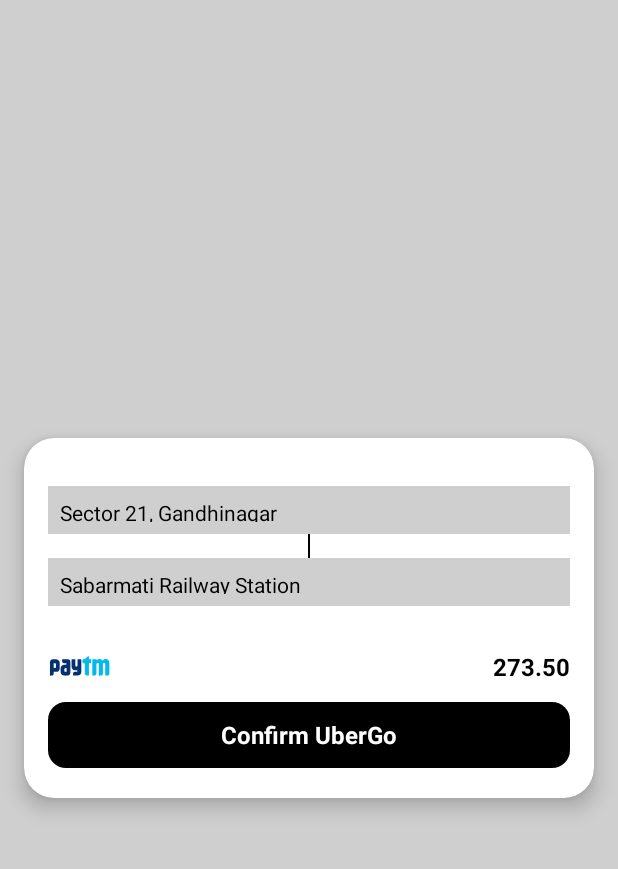
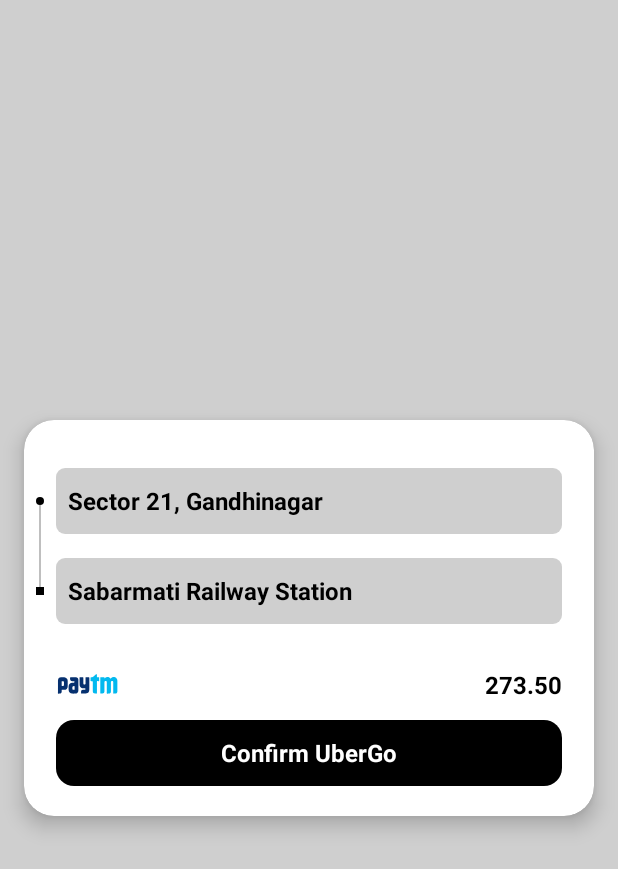
Before and after one commit to ButterChicken221/UberAssistant, an Android app: the layout activity_one_tap_ride_booking.xml on its own in the app's theme, with its tools: preview values and no code run, on a phone screen of 412 x 824 dp. Shown: the top 869 px of the screen. Run offline under Robolectric (Android 15) with nearby library versions, the phone set to English and light mode, and no system bars.

Commit message:
fixed popup

```diff
--- /dev/null
+++ b/app/src/main/res/drawable/black_circle_5.xml
@@ -0,0 +1,6 @@
+<?xml version="1.0" encoding="utf-8"?>
+<shape xmlns:android="http://schemas.android.com/apk/res/android"
+    android:shape="oval">
+    <solid android:color="@color/black"/>
+
+</shape>
--- a/app/src/main/res/drawable/location_bg.xml
+++ b/app/src/main/res/drawable/location_bg.xml
@@ -1,5 +1,5 @@
 <?xml version="1.0" encoding="utf-8"?>
 <shape xmlns:android="http://schemas.android.com/apk/res/android">
-    <solid android:color="#40FFFFFF"/>
-    <corners android:radius="4dp"/>
+    <solid android:color="#30000000"/>
+    <corners android:radius="6dp"/>
 </shape>
--- a/app/src/main/res/layout/activity_one_tap_ride_booking.xml
+++ b/app/src/main/res/layout/activity_one_tap_ride_booking.xml
@@ -1,9 +1,9 @@
 <?xml version="1.0" encoding="utf-8"?>
-<layout>
+<layout xmlns:android="http://schemas.android.com/apk/res/android"
+    xmlns:app="http://schemas.android.com/apk/res-auto"
+    xmlns:tools="http://schemas.android.com/tools">
 <!-- <a href="https://iconscout.com/icons/paytm" target="_blank">Paytm Logo Icon</a> on <a href="https://iconscout.com">Iconscout</a> -->
-<androidx.constraintlayout.widget.ConstraintLayout xmlns:android="http://schemas.android.com/apk/res/android"
-    xmlns:app="http://schemas.android.com/apk/res-auto"
-    xmlns:tools="http://schemas.android.com/tools"
+<androidx.constraintlayout.widget.ConstraintLayout
     android:layout_width="match_parent"
     android:layout_height="match_parent"
     tools:context=".OneTapRideBookingActivity"
@@ -28,53 +28,81 @@
             android:layout_width="match_parent"
             android:layout_height="wrap_content">
 
+            <ImageView
+                android:id="@+id/source_iv"
+                android:layout_width="5dp"
+                android:layout_height="5dp"
+                android:layout_marginStart="8dp"
+                android:background="@drawable/black_circle_5"
+                app:layout_constraintBottom_toBottomOf="@id/source"
+                app:layout_constraintStart_toStartOf="parent"
+                app:layout_constraintTop_toTopOf="@id/source" />
+
             <TextView
                 android:id="@+id/source"
                 android:layout_width="0dp"
-                android:layout_height="32dp"
-                android:layout_marginStart="16dp"
+                android:layout_height="44dp"
+                android:layout_marginStart="8dp"
+                android:layout_marginTop="32dp"
+                android:layout_marginEnd="21dp"
+                android:background="@drawable/location_bg"
+                android:gravity="center_vertical"
                 android:padding="8dp"
-                android:layout_marginTop="32dp"
-                android:layout_marginEnd="16dp"
-                android:background="#30000000"
-                android:gravity="center_vertical"
                 android:textColor="@color/black"
+                android:textSize="16sp"
+                android:textStyle="bold"
+                android:maxLines="1"
+                android:ellipsize="end"
                 app:layout_constraintEnd_toEndOf="parent"
-                app:layout_constraintStart_toStartOf="parent"
+                app:layout_constraintStart_toEndOf="@+id/source_iv"
                 app:layout_constraintTop_toTopOf="parent"
                 tools:text="Sector 21, Gandhinagar" />
 
             <ImageView
                 android:layout_width="1dp"
                 android:layout_height="0dp"
+                android:background="#40000000"
+                app:layout_constraintStart_toStartOf="@id/source_iv"
+                app:layout_constraintEnd_toEndOf="@id/destination_iv"
+                app:layout_constraintTop_toBottomOf="@id/source_iv"
+                app:layout_constraintBottom_toTopOf="@id/destination_iv"/>
+
+            <ImageView
+                android:id="@+id/destination_iv"
+                android:layout_width="5dp"
+                android:layout_height="5dp"
+                android:layout_marginStart="8dp"
                 android:background="@color/black"
-                app:layout_constraintStart_toStartOf="@id/source"
-                app:layout_constraintEnd_toEndOf="@id/destination"
-                app:layout_constraintTop_toBottomOf="@id/source"
-                app:layout_constraintBottom_toTopOf="@id/destination"/>
+                app:layout_constraintBottom_toBottomOf="@id/destination"
+                app:layout_constraintStart_toStartOf="parent"
+                app:layout_constraintTop_toTopOf="@id/destination" />
 
             <TextView
                 android:id="@+id/destination"
                 android:layout_width="0dp"
-                android:layout_height="32dp"
+                android:layout_height="44dp"
+                android:layout_marginStart="8dp"
+                android:layout_marginTop="16dp"
+                android:layout_marginEnd="21dp"
+                android:background="@drawable/location_bg"
+                android:maxLines="1"
+                android:ellipsize="end"
+                android:gravity="center_vertical"
                 android:padding="8dp"
-                android:layout_marginStart="16dp"
-                android:layout_marginTop="16dp"
-                android:layout_marginEnd="16dp"
-                android:background="#30000000"
-                android:gravity="center_vertical"
                 android:textColor="@color/black"
+                android:textSize="16sp"
+                android:textStyle="bold"
+                app:layout_constraintBottom_toTopOf="@id/payment_icon"
                 app:layout_constraintEnd_toEndOf="parent"
-                app:layout_constraintStart_toStartOf="parent"
+                app:layout_constraintStart_toEndOf="@+id/destination_iv"
                 app:layout_constraintTop_toBottomOf="@id/source"
-                app:layout_constraintBottom_toTopOf="@id/payment_icon"
                 tools:text="Sabarmati Railway Station" />
 
             <ImageView
                 android:id="@+id/payment_icon"
                 android:layout_width="42dp"
                 android:layout_height="16dp"
-                android:layout_marginStart="16dp"
+                android:layout_marginStart="21dp"
                 android:layout_marginTop="32dp"
                 android:layout_marginBottom="16dp"
                 app:layout_constraintBottom_toTopOf="@id/confirm_cta"
@@ -86,11 +114,11 @@
                 android:id="@+id/price"
                 android:layout_width="0dp"
                 android:layout_height="wrap_content"
-                android:layout_marginEnd="16dp"
+                android:layout_marginEnd="21dp"
                 android:text="273.50"
-                android:textStyle="bold"
                 android:textColor="@color/black"
                 android:textSize="16sp"
+                android:textStyle="bold"
                 app:layout_constraintBottom_toBottomOf="@id/payment_icon"
                 app:layout_constraintEnd_toEndOf="parent"
                 app:layout_constraintTop_toTopOf="@id/payment_icon" />
@@ -99,8 +127,8 @@
                 android:id="@+id/confirm_cta"
                 android:layout_width="0dp"
                 android:layout_height="44dp"
-                android:layout_marginStart="16dp"
-                android:layout_marginEnd="16dp"
+                android:layout_marginStart="21dp"
+                android:layout_marginEnd="21dp"
                 android:layout_marginBottom="20dp"
                 android:background="@drawable/black_rounded_20_bg"
                 android:gravity="center"
```
Also changed, not shown: app/src/main/java/com/example/uberassistant/MainActivity.kt (+34 -20 lines), app/src/main/java/com/example/uberassistant/OneTapRideBookingActivity.kt (+11 -2 lines), app/src/main/java/com/example/uberassistant/models/User.kt (added, +42 -0 lines).
